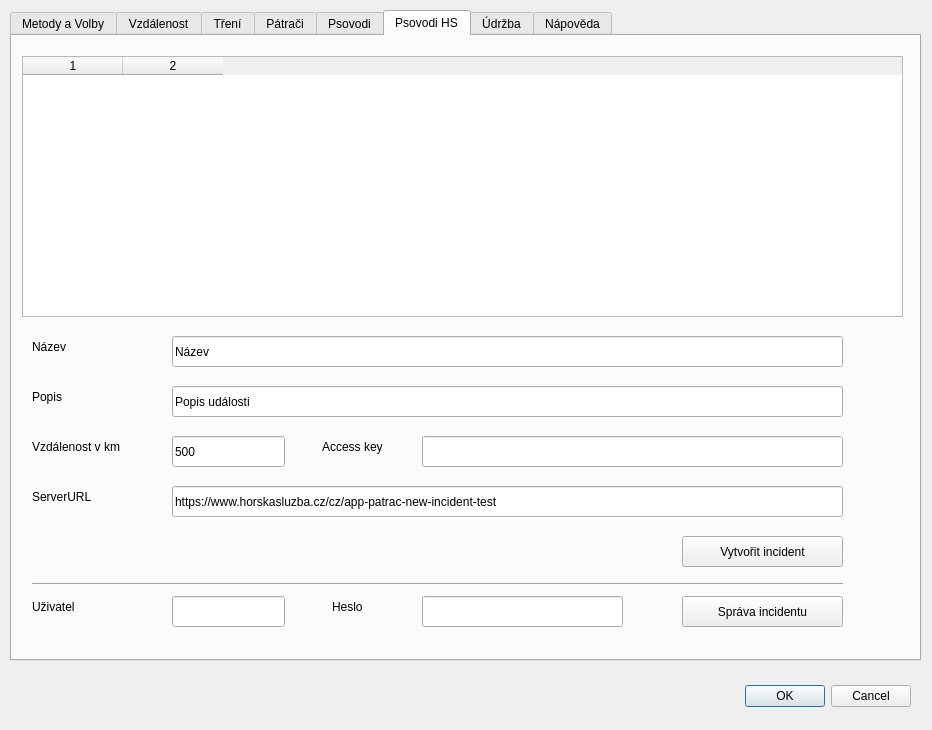
The window that ui/settings.ui (ruz76/qgis_patrac_3) describes before a commit, drawn with Qt 5.
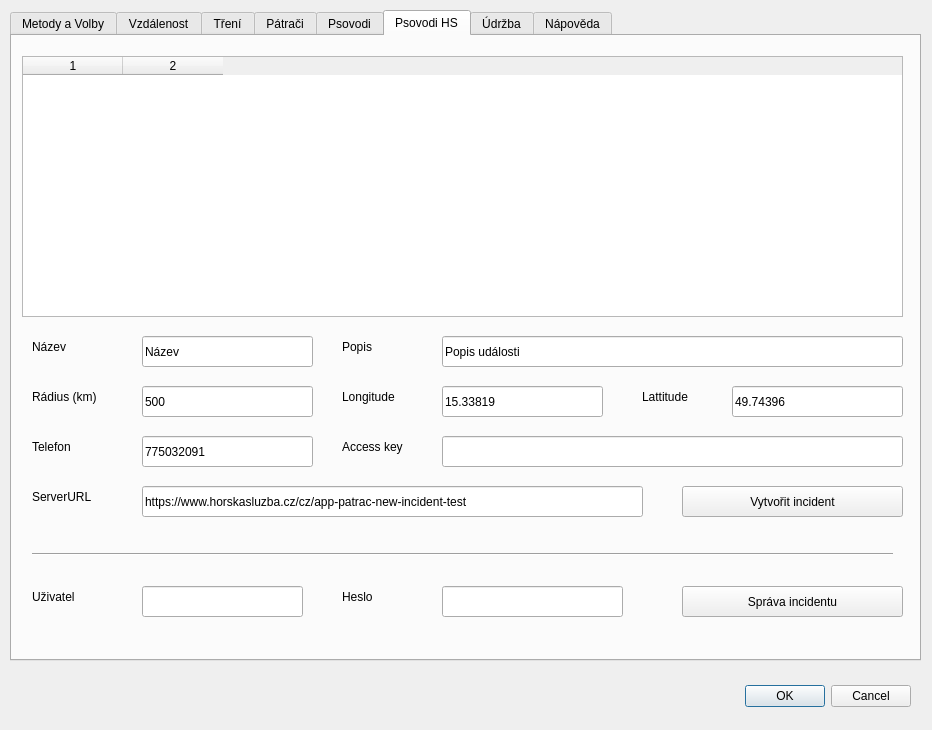
The same window after the commit.

Commit message: Added lat, lon, telephone to incident call.

Patch:
```diff
--- a/ui/settings.ui
+++ b/ui/settings.ui
@@ -756,7 +756,7 @@
     <widget class="QLabel" name="labelAccessKey">
      <property name="geometry">
       <rect>
-       <x>310</x>
+       <x>330</x>
        <y>400</y>
        <width>91</width>
        <height>21</height>
@@ -769,9 +769,9 @@
     <widget class="QLineEdit" name="lineEditAccessKey">
      <property name="geometry">
       <rect>
-       <x>410</x>
+       <x>430</x>
        <y>400</y>
-       <width>421</width>
+       <width>461</width>
        <height>31</height>
       </rect>
      </property>
@@ -783,21 +783,21 @@
      <property name="geometry">
       <rect>
        <x>20</x>
-       <y>400</y>
+       <y>350</y>
        <width>131</width>
        <height>21</height>
       </rect>
      </property>
      <property name="text">
-      <string>Vzdálenost v km</string>
+      <string>Rádius (km)</string>
      </property>
     </widget>
     <widget class="QLineEdit" name="lineEditDistance">
      <property name="geometry">
       <rect>
-       <x>160</x>
-       <y>400</y>
-       <width>113</width>
+       <x>130</x>
+       <y>350</y>
+       <width>171</width>
        <height>31</height>
       </rect>
      </property>
@@ -809,8 +809,8 @@
      <property name="geometry">
       <rect>
        <x>670</x>
-       <y>500</y>
-       <width>161</width>
+       <y>450</y>
+       <width>221</width>
        <height>31</height>
       </rect>
      </property>
@@ -822,7 +822,7 @@
      <property name="geometry">
       <rect>
        <x>20</x>
-       <y>560</y>
+       <y>550</y>
        <width>77</width>
        <height>21</height>
       </rect>
@@ -834,9 +834,9 @@
     <widget class="QLineEdit" name="lineEditUsername">
      <property name="geometry">
       <rect>
-       <x>160</x>
-       <y>560</y>
-       <width>113</width>
+       <x>130</x>
+       <y>550</y>
+       <width>161</width>
        <height>31</height>
       </rect>
      </property>
@@ -844,8 +844,8 @@
     <widget class="QLabel" name="labelPassword">
      <property name="geometry">
       <rect>
-       <x>320</x>
-       <y>560</y>
+       <x>330</x>
+       <y>550</y>
        <width>77</width>
        <height>21</height>
       </rect>
@@ -857,9 +857,9 @@
     <widget class="QLineEdit" name="lineEditPassword">
      <property name="geometry">
       <rect>
-       <x>410</x>
-       <y>560</y>
-       <width>201</width>
+       <x>430</x>
+       <y>550</y>
+       <width>181</width>
        <height>31</height>
       </rect>
      </property>
@@ -871,8 +871,8 @@
      <property name="geometry">
       <rect>
        <x>670</x>
-       <y>560</y>
-       <width>161</width>
+       <y>550</y>
+       <width>221</width>
        <height>31</height>
       </rect>
      </property>
@@ -884,8 +884,8 @@
      <property name="geometry">
       <rect>
        <x>20</x>
-       <y>540</y>
-       <width>811</width>
+       <y>510</y>
+       <width>861</width>
        <height>16</height>
       </rect>
      </property>
@@ -909,9 +909,9 @@
     <widget class="QLineEdit" name="lineEditServerUrl">
      <property name="geometry">
       <rect>
-       <x>160</x>
+       <x>130</x>
        <y>450</y>
-       <width>671</width>
+       <width>501</width>
        <height>31</height>
       </rect>
      </property>
@@ -935,9 +935,9 @@
     <widget class="QLineEdit" name="lineEditTitle">
      <property name="geometry">
       <rect>
-       <x>160</x>
+       <x>130</x>
        <y>300</y>
-       <width>671</width>
+       <width>171</width>
        <height>31</height>
       </rect>
      </property>
@@ -948,8 +948,8 @@
     <widget class="QLabel" name="labelText">
      <property name="geometry">
       <rect>
-       <x>20</x>
-       <y>350</y>
+       <x>330</x>
+       <y>300</y>
        <width>77</width>
        <height>21</height>
       </rect>
@@ -961,9 +961,9 @@
     <widget class="QLineEdit" name="lineEditText">
      <property name="geometry">
       <rect>
-       <x>160</x>
-       <y>350</y>
-       <width>671</width>
+       <x>430</x>
+       <y>300</y>
+       <width>461</width>
        <height>31</height>
       </rect>
      </property>
@@ -971,6 +971,84 @@
       <string>Popis události</string>
      </property>
     </widget>
+    <widget class="QLabel" name="labelPhone">
+     <property name="geometry">
+      <rect>
+       <x>20</x>
+       <y>400</y>
+       <width>77</width>
+       <height>21</height>
+      </rect>
+     </property>
+     <property name="text">
+      <string>Telefon</string>
+     </property>
+    </widget>
+    <widget class="QLineEdit" name="lineEditPhone">
+     <property name="geometry">
+      <rect>
+       <x>130</x>
+       <y>400</y>
+       <width>171</width>
+       <height>31</height>
+      </rect>
+     </property>
+     <property name="text">
+      <string>775032091</string>
+     </property>
+    </widget>
+    <widget class="QLabel" name="labelLon">
+     <property name="geometry">
+      <rect>
+       <x>330</x>
+       <y>350</y>
+       <width>81</width>
+       <height>21</height>
+      </rect>
+     </property>
+     <property name="text">
+      <string>Longitude</string>
+     </property>
+    </widget>
+    <widget class="QLineEdit" name="lineEditLongitude">
+     <property name="geometry">
+      <rect>
+       <x>430</x>
+       <y>350</y>
+       <width>161</width>
+       <height>31</height>
+      </rect>
+     </property>
+     <property name="text">
+      <string>15.33819</string>
+     </property>
+    </widget>
+    <widget class="QLabel" name="labelLattitude">
+     <property name="geometry">
+      <rect>
+       <x>630</x>
+       <y>350</y>
+       <width>77</width>
+       <height>21</height>
+      </rect>
+     </property>
+     <property name="text">
+      <string>Lattitude</string>
+     </property>
+    </widget>
+    <widget class="QLineEdit" name="lineEditLattitude">
+     <property name="geometry">
+      <rect>
+       <x>720</x>
+       <y>350</y>
+       <width>171</width>
+       <height>31</height>
+      </rect>
+     </property>
+     <property name="text">
+      <string>49.74396</string>
+     </property>
+    </widget>
    </widget>
    <widget class="QWidget" name="tab_Tests">
     <attribute name="title">
```
The commit also changes 2 other files.
